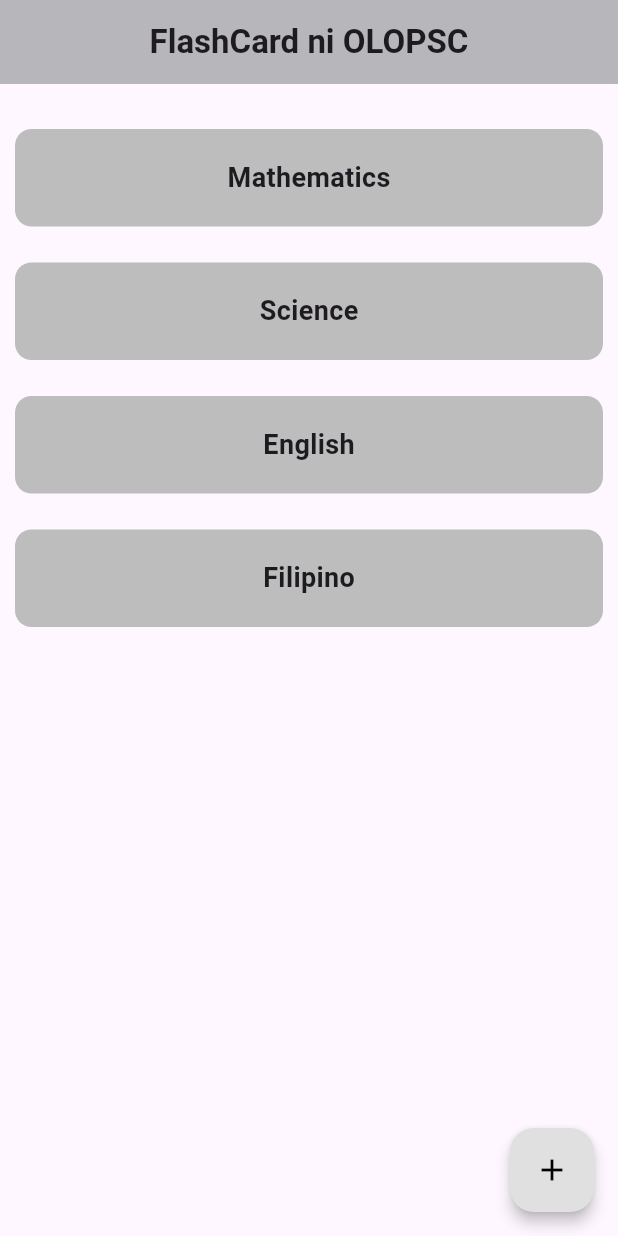
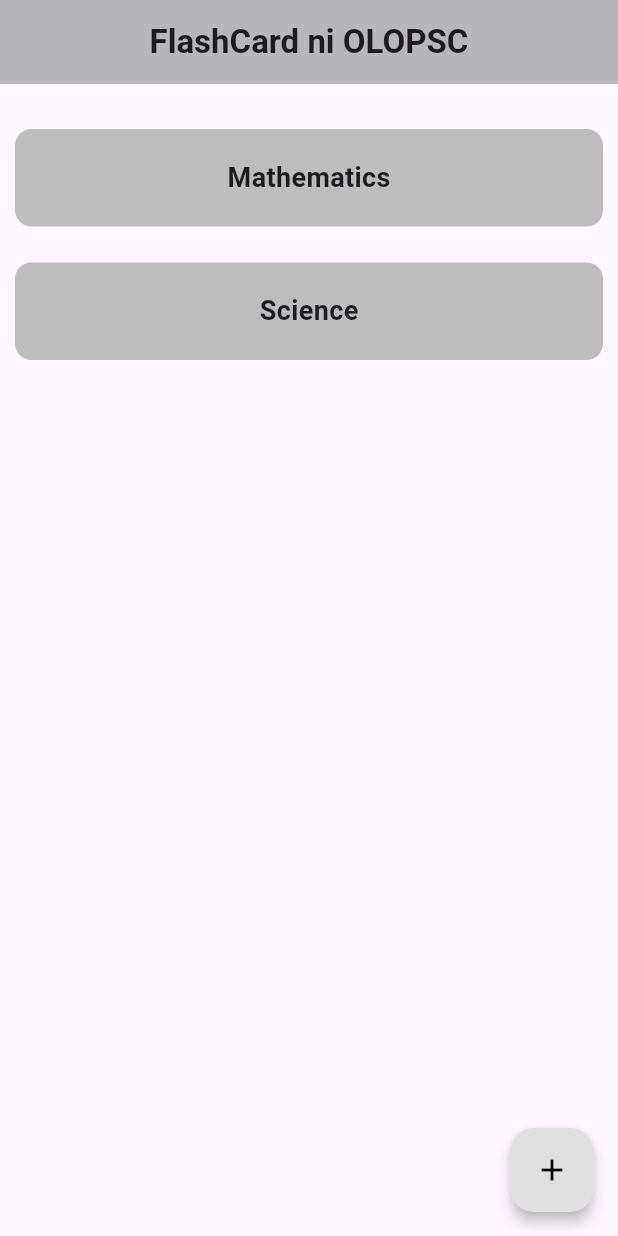
Before and after one commit to L2530L/flash_card, a Flutter app: the screen it shows after launch, on a phone screen of 412 x 824 dp. Run offline on Flutter 3.47's test engine with Material 3 defaults, Android fonts, the phone set to English and light mode, and no system bars; our stand-ins replace flip_card.

Commit message:
tinanggal ung mga mali

```diff
--- a/lib/pages/card_select.dart
+++ b/lib/pages/card_select.dart
@@ -78,57 +78,6 @@ class _MainPageState extends State<MainPage> {
             controller: flipControl,
           ),
         ],
-      },
-//dsadadas
-      {
-        'name': 'English',
-        'deck': <FlashCard>[
-          FlashCard(
-            frontText: "1+0",
-            backText: "1",
-            controller: flipControl,
-          ),
-          FlashCard(
-            frontText: "1+1",
-            backText: "2",
-            controller: flipControl,
-          ),
-          FlashCard(
-            frontText: "2+1",
-            backText: "3",
-            controller: flipControl,
-          ),
-          FlashCard(
-            frontText: "3x3",
-            backText: "9",
-            controller: flipControl,
-          ),
-        ]
-      },
-      {
-        'name': 'Filipino',
-        'deck': <FlashCard>[
-          FlashCard(
-            frontText: "1+0",
-            backText: "1",
-            controller: flipControl,
-          ),
-          FlashCard(
-            frontText: "1+1",
-            backText: "2",
-            controller: flipControl,
-          ),
-          FlashCard(
-            frontText: "2+1",
-            backText: "3",
-            controller: flipControl,
-          ),
-          FlashCard(
-            frontText: "3x3",
-            backText: "9",
-            controller: flipControl,
-          ),
-        ]
       },
     ];
     dropValues = decks.map((deckName) => deckName['name'].toString()).toList();
@@ -257,32 +206,6 @@ class _MainPageState extends State<MainPage> {
           SizedBox(
             height: 14,
           ),
-          Subj(
-            deck_name: "English",
-            name: decks[1]['name'],
-            navigator: () {
-              Navigator.push(
-                  context,
-                  MaterialPageRoute(
-                    builder: (context) => HomePage(deck: decks[1]['deck']),
-                  ));
-              print(decks[1]['deck']);
-            },
-          ),
-          SizedBox(
-            height: 14,
-          ),
-          Subj(
-            deck_name: "Filipino",
-            name: decks[1]['name'],
-            navigator: () {
-              Navigator.push(
-                  context,
-                  MaterialPageRoute(
-                    builder: (context) => HomePage(deck: decks[1]['deck']),
-                  ));
-            },
-          ),
         ],
       ),
       floatingActionButton: FloatingActionButton(
```
